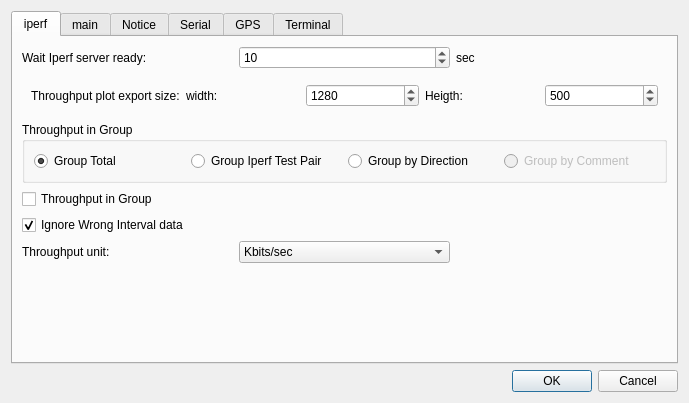
First picture: the form in qiperfc/src/dlgoption.ui, repository coolshou/qiperf, before the edit.
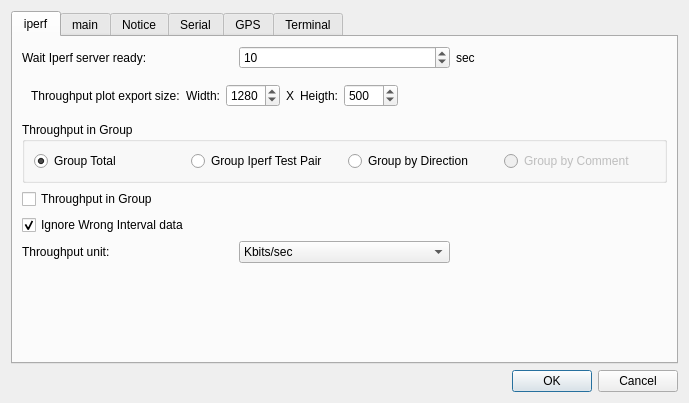
Second picture: the form after the edit. The open tabs and pages were chosen to show the change. Icons and pictures are not drawn.

Commit message: remove cb_minterfaces

Diff of the .ui file:
```diff
--- a/qiperfc/src/dlgoption.ui
+++ b/qiperfc/src/dlgoption.ui
@@ -44,7 +44,10 @@
           <item>
            <widget class="QLabel" name="label_4">
             <property name="text">
-             <string>width:</string>
+             <string>Width:</string>
+            </property>
+            <property name="alignment">
+             <set>Qt::AlignRight|Qt::AlignTrailing|Qt::AlignVCenter</set>
             </property>
            </widget>
           </item>
@@ -58,11 +61,21 @@
             </property>
            </widget>
           </item>
+          <item>
+           <widget class="QLabel" name="label_7">
+            <property name="text">
+             <string>X</string>
+            </property>
+           </widget>
+          </item>
           <item>
            <widget class="QLabel" name="label_5">
             <property name="text">
              <string>Heigth:</string>
             </property>
+            <property name="alignment">
+             <set>Qt::AlignRight|Qt::AlignTrailing|Qt::AlignVCenter</set>
+            </property>
            </widget>
           </item>
           <item>
@@ -75,6 +88,19 @@
             </property>
            </widget>
           </item>
+          <item>
+           <spacer name="horizontalSpacer">
+            <property name="orientation">
+             <enum>Qt::Horizontal</enum>
+            </property>
+            <property name="sizeHint" stdset="0">
+             <size>
+              <width>40</width>
+              <height>20</height>
+             </size>
+            </property>
+           </spacer>
+          </item>
          </layout>
         </widget>
        </item>
@@ -272,16 +298,6 @@
           <property name="bottomMargin">
            <number>2</number>
           </property>
-          <item>
-           <widget class="QLabel" name="label_7">
-            <property name="text">
-             <string>Manager:</string>
-            </property>
-           </widget>
-          </item>
-          <item>
-           <widget class="QComboBox" name="cb_minterfaces"/>
-          </item>
          </layout>
         </widget>
        </item>
```
Left out of the diff: 6 changed lines with no effect on the pictures. The commit also changes 1 other file.
